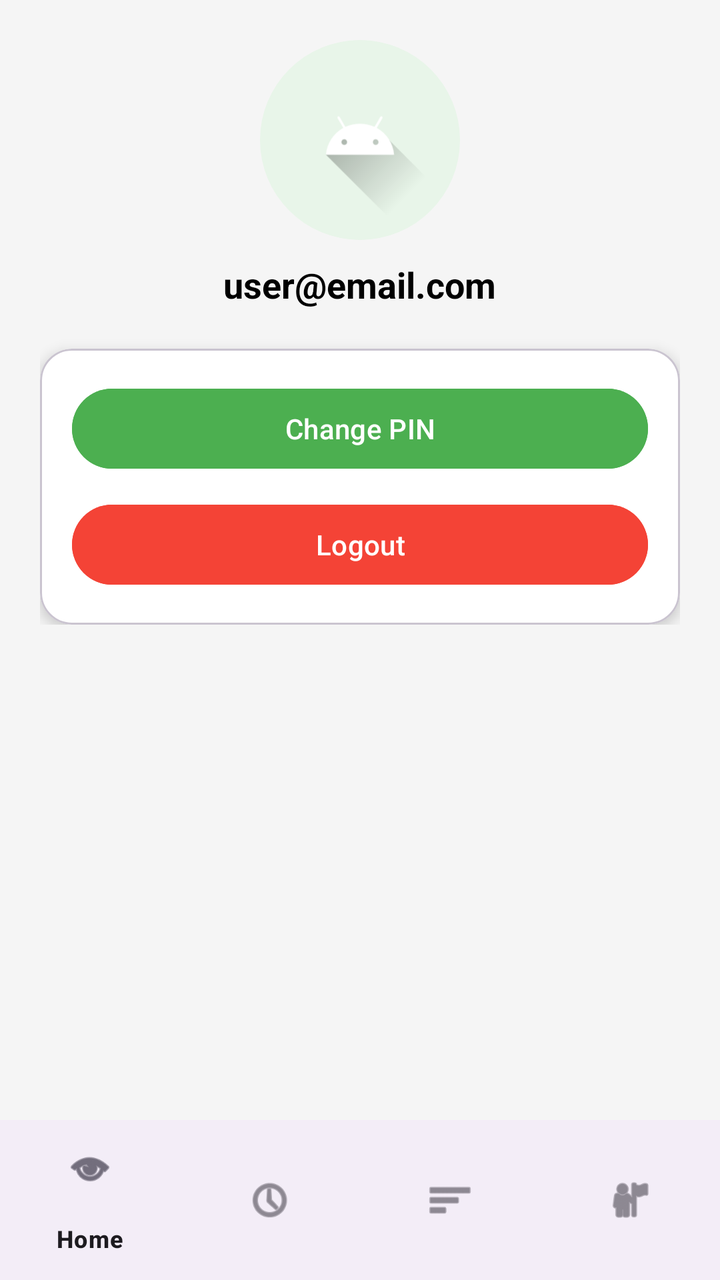
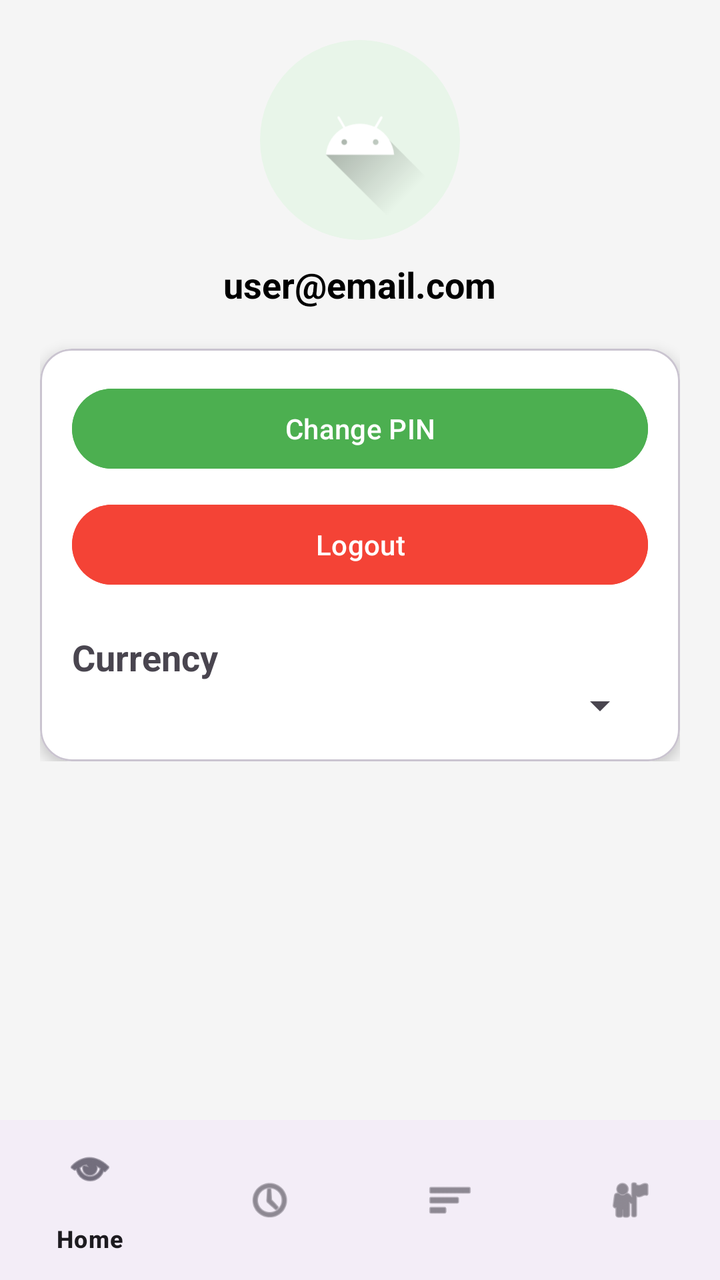

An Android layout rendered at two revisions. The XML below is the earlier revision; the diff shows what the commit changed to produce the second picture.
<!-- AndroidManifest.xml: application theme Theme.MoneyTrack -->
<!-- res/layout/activity_profile.xml -->
<?xml version="1.0" encoding="utf-8"?>
<LinearLayout
    xmlns:android="http://schemas.android.com/apk/res/android"
    xmlns:app="http://schemas.android.com/apk/res-auto"
    android:layout_width="match_parent"
    android:layout_height="match_parent"
    android:orientation="vertical"
    android:background="#F5F5F5">

    
    <ScrollView
        android:layout_width="match_parent"
        android:layout_height="0dp"
        android:layout_weight="1">

        <LinearLayout
            android:layout_width="match_parent"
            android:layout_height="wrap_content"
            android:orientation="vertical"
            android:padding="20dp">

            
            <ImageView
                android:layout_width="100dp"
                android:layout_height="100dp"
                android:layout_gravity="center"
                android:src="@drawable/ic_launcher_foreground"
                android:background="@drawable/bg_circle"
                android:padding="10dp"
                android:contentDescription="avatar"/>

            
            <TextView
                android:id="@+id/tvEmail"
                android:layout_width="wrap_content"
                android:layout_height="wrap_content"
                android:text="user@email.com"
                android:textSize="18sp"
                android:textStyle="bold"
                android:layout_gravity="center"
                android:layout_marginTop="10dp"
                android:textColor="#000"/>

            
            <com.google.android.material.card.MaterialCardView
                android:layout_width="match_parent"
                android:layout_height="wrap_content"
                android:layout_marginTop="20dp"
                app:cardCornerRadius="16dp"
                app:cardElevation="4dp"
                app:cardBackgroundColor="#FFFFFF">

                <LinearLayout
                    android:layout_width="match_parent"
                    android:layout_height="wrap_content"
                    android:orientation="vertical"
                    android:padding="16dp">

                    
                    <Button
                        android:id="@+id/btnChangePin"
                        android:layout_width="match_parent"
                        android:layout_height="wrap_content"
                        android:text="Change PIN"
                        android:backgroundTint="#4CAF50"
                        android:textColor="#FFFFFF"/>

                    
                    <Button
                        android:id="@+id/btnLogout"
                        android:layout_width="match_parent"
                        android:layout_height="wrap_content"
                        android:text="Logout"
                        android:layout_marginTop="10dp"
                        android:backgroundTint="#F44336"
                        android:textColor="#FFFFFF"/>

                </LinearLayout>

            </com.google.android.material.card.MaterialCardView>

        </LinearLayout>

    </ScrollView>

    
    <com.google.android.material.bottomnavigation.BottomNavigationView
        android:id="@+id/bottomNav"
        android:layout_width="match_parent"
        android:layout_height="wrap_content"
        app:menu="@menu/bottom_menu"/>

</LinearLayout>
<!-- resources referenced by this layout -->
<resources>
  <!-- drawable bg_circle (drawable) -->
  <shape xmlns:android="http://schemas.android.com/apk/res/android">
      <solid android:color="#E8F5E9"/>
      <corners android:radius="100dp"/>
  </shape>
  <!-- drawable ic_launcher_foreground (drawable) -->
  <vector xmlns:android="http://schemas.android.com/apk/res/android"
      xmlns:aapt="http://schemas.android.com/aapt"
      android:width="108dp"
      android:height="108dp"
      android:viewportWidth="108"
      android:viewportHeight="108">
      <path android:pathData="M31,63.928c0,0 6.4,-11 12.1,-13.1c7.2,-2.6 26,-1.4 26,-1.4l38.1,38.1L107,108.928l-32,-1L31,63.928z">
          <aapt:attr name="android:fillColor">
              <gradient
                  android:endX="85.84757"
                  android:endY="92.4963"
                  android:startX="42.9492"
                  android:startY="49.59793"
                  android:type="linear">
                  <item
                      android:color="#44000000"
                      android:offset="0.0" />
                  <item
                      android:color="#00000000"
                      android:offset="1.0" />
              </gradient>
          </aapt:attr>
      </path>
      <path
          android:fillColor="#FFFFFF"
          android:fillType="nonZero"
          android:pathData="M65.3,45.828l3.8,-6.6c0.2,-0.4 0.1,-0.9 -0.3,-1.1c-0.4,-0.2 -0.9,-0.1 -1.1,0.3l-3.9,6.7c-6.3,-2.8 -13.4,-2.8 -19.7,0l-3.9,-6.7c-0.2,-0.4 -0.7,-0.5 -1.1,-0.3C38.8,38.328 38.7,38.828 38.9,39.228l3.8,6.6C36.2,49.428 31.7,56.028 31,63.928h46C76.3,56.028 71.8,49.428 65.3,45.828zM43.4,57.328c-0.8,0 -1.5,-0.5 -1.8,-1.2c-0.3,-0.7 -0.1,-1.5 0.4,-2.1c0.5,-0.5 1.4,-0.7 2.1,-0.4c0.7,0.3 1.2,1 1.2,1.8C45.3,56.528 44.5,57.328 43.4,57.328L43.4,57.328zM64.6,57.328c-0.8,0 -1.5,-0.5 -1.8,-1.2s-0.1,-1.5 0.4,-2.1c0.5,-0.5 1.4,-0.7 2.1,-0.4c0.7,0.3 1.2,1 1.2,1.8C66.5,56.528 65.6,57.328 64.6,57.328L64.6,57.328z"
          android:strokeWidth="1"
          android:strokeColor="#00000000" />
  </vector>
  <style name="Theme.MoneyTrack" parent="Base.Theme.MoneyTrack" />
  <style name="Base.Theme.MoneyTrack" parent="Theme.Material3.DayNight.NoActionBar">
  
          
          <item name="colorPrimary">#2E7D32</item>
          <item name="colorOnPrimary">#FFFFFF</item>
  
          
          <item name="colorSecondary">#66BB6A</item>
  
          
          <item name="android:colorBackground">#F1F8F4</item>
  
      </style>
</resources>

<!-- the commit's change to res/layout/activity_profile.xml (unified diff, before → after) -->
@@ -75,6 +75,19 @@
                         android:backgroundTint="#F44336"
                         android:textColor="#FFFFFF"/>
 
+                    <TextView
+                        android:layout_width="wrap_content"
+                        android:layout_height="wrap_content"
+                        android:text="Currency"
+                        android:textStyle="bold"
+                        android:textSize="18sp"
+                        android:layout_marginTop="20dp"/>
+
+                    <Spinner
+                        android:id="@+id/spinnerCurrency"
+                        android:layout_width="match_parent"
+                        android:layout_height="wrap_content"/>
+
                 </LinearLayout>
 
             </com.google.android.material.card.MaterialCardView>
